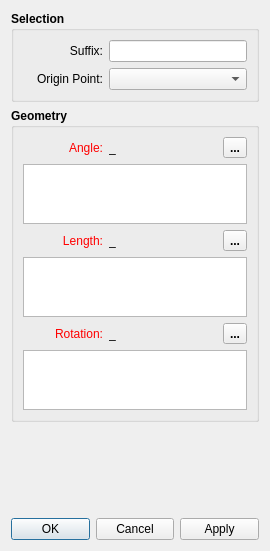
FashionFreedom/Seamly2D, file src/libs/vtools/dialogs/tools/dialogmove.ui: the form before one commit.
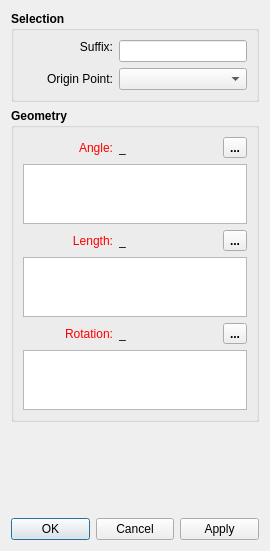
The form after the commit. Icons and pictures are not drawn.

```diff
--- a/src/libs/vtools/dialogs/tools/dialogmove.ui
+++ b/src/libs/vtools/dialogs/tools/dialogmove.ui
@@ -47,7 +47,6 @@
      <property name="font">
       <font>
        <pointsize>9</pointsize>
-       <weight>75</weight>
        <bold>true</bold>
       </font>
      </property>
@@ -56,8 +55,11 @@
      </property>
      <layout class="QVBoxLayout" name="verticalLayout">
       <item>
-       <layout class="QHBoxLayout" name="horizontalLayout_3">
-        <item>
+       <layout class="QFormLayout" name="formLayout">
+        <property name="labelAlignment">
+         <set>Qt::AlignRight|Qt::AlignTrailing|Qt::AlignVCenter</set>
+        </property>
+        <item row="0" column="0">
          <widget class="QLabel" name="suffix_Label">
           <property name="sizePolicy">
            <sizepolicy hsizetype="Preferred" vsizetype="Fixed">
@@ -67,7 +69,7 @@
           </property>
           <property name="minimumSize">
            <size>
-            <width>80</width>
+            <width>90</width>
             <height>0</height>
            </size>
           </property>
@@ -80,7 +82,6 @@
           <property name="font">
            <font>
             <pointsize>9</pointsize>
-            <weight>50</weight>
             <bold>false</bold>
            </font>
           </property>
@@ -92,7 +93,7 @@
           </property>
          </widget>
         </item>
-        <item>
+        <item row="0" column="1">
          <widget class="QLineEdit" name="suffix_LineEdit">
           <property name="sizePolicy">
            <sizepolicy hsizetype="Expanding" vsizetype="Fixed">
@@ -100,31 +101,31 @@
             <verstretch>0</verstretch>
            </sizepolicy>
           </property>
+          <property name="minimumSize">
+           <size>
+            <width>80</width>
+            <height>0</height>
+           </size>
+          </property>
           <property name="font">
            <font>
             <pointsize>9</pointsize>
-            <weight>50</weight>
             <bold>false</bold>
            </font>
           </property>
          </widget>
         </item>
-       </layout>
-      </item>
-      <item>
-       <layout class="QHBoxLayout" name="horizontalLayout_6">
-        <item>
+        <item row="1" column="0">
          <widget class="QLabel" name="rotationPoint_Label">
           <property name="minimumSize">
            <size>
-            <width>80</width>
+            <width>90</width>
             <height>0</height>
            </size>
           </property>
           <property name="font">
            <font>
             <pointsize>9</pointsize>
-            <weight>50</weight>
             <bold>false</bold>
            </font>
           </property>
@@ -136,7 +137,7 @@
           </property>
          </widget>
         </item>
-        <item>
+        <item row="1" column="1">
          <widget class="QComboBox" name="rotationPoint_ComboBox">
           <property name="sizePolicy">
            <sizepolicy hsizetype="Expanding" vsizetype="Fixed">
@@ -144,10 +145,15 @@
             <verstretch>0</verstretch>
            </sizepolicy>
           </property>
+          <property name="minimumSize">
+           <size>
+            <width>80</width>
+            <height>0</height>
+           </size>
+          </property>
           <property name="font">
            <font>
             <pointsize>9</pointsize>
-            <weight>50</weight>
             <bold>false</bold>
            </font>
           </property>
@@ -175,7 +181,6 @@
      <property name="font">
       <font>
        <pointsize>9</pointsize>
-       <weight>75</weight>
        <bold>true</bold>
       </font>
      </property>
@@ -195,7 +200,7 @@
           </property>
           <property name="minimumSize">
            <size>
-            <width>80</width>
+            <width>90</width>
             <height>0</height>
            </size>
           </property>
@@ -239,7 +244,6 @@
           <property name="font">
            <font>
             <pointsize>9</pointsize>
-            <weight>50</weight>
             <bold>false</bold>
            </font>
           </property>
@@ -261,14 +265,13 @@
           </property>
           <property name="minimumSize">
            <size>
-            <width>87</width>
+            <width>40</width>
             <height>0</height>
            </size>
           </property>
           <property name="font">
            <font>
             <pointsize>9</pointsize>
-            <weight>50</weight>
             <bold>false</bold>
            </font>
           </property>
@@ -367,7 +370,7 @@
           </property>
           <property name="minimumSize">
            <size>
-            <width>80</width>
+            <width>90</width>
             <height>0</height>
            </size>
           </property>
@@ -411,7 +414,6 @@
           <property name="font">
            <font>
             <pointsize>9</pointsize>
-            <weight>50</weight>
             <bold>false</bold>
            </font>
           </property>
@@ -433,14 +435,13 @@
           </property>
           <property name="minimumSize">
            <size>
-            <width>87</width>
+            <width>40</width>
             <height>0</height>
            </size>
           </property>
           <property name="font">
            <font>
             <pointsize>9</pointsize>
-            <weight>50</weight>
             <bold>false</bold>
            </font>
           </property>
@@ -538,7 +539,7 @@
           </property>
           <property name="minimumSize">
            <size>
-            <width>80</width>
+            <width>90</width>
             <height>0</height>
            </size>
           </property>
@@ -582,7 +583,6 @@
           <property name="font">
            <font>
             <pointsize>9</pointsize>
-            <weight>50</weight>
             <bold>false</bold>
            </font>
           </property>
@@ -604,14 +604,13 @@
           </property>
           <property name="minimumSize">
            <size>
-            <width>87</width>
+            <width>40</width>
             <height>0</height>
            </size>
           </property>
           <property name="font">
            <font>
             <pointsize>9</pointsize>
-            <weight>50</weight>
             <bold>false</bold>
            </font>
           </property>
```
Left out of the diff: 3 changed lines with no effect on the pictures.
